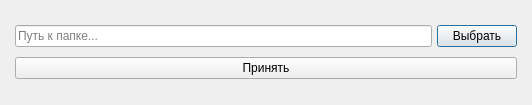
Before: the Qt Designer form GUI/designer/LibraryChooseDialog.ui in WhiteFox123c/Viewer, drawn with Qt 5.
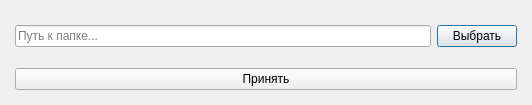
After: the same form once the commit is applied.

Diff of the .ui file:
```diff
--- a/GUI/designer/LibraryChooseDialog.ui
+++ b/GUI/designer/LibraryChooseDialog.ui
@@ -13,18 +13,6 @@
     <height>105</height>
    </rect>
   </property>
-  <property name="sizePolicy">
-   <sizepolicy hsizetype="Preferred" vsizetype="Preferred">
-    <horstretch>0</horstretch>
-    <verstretch>0</verstretch>
-   </sizepolicy>
-  </property>
-  <property name="minimumSize">
-   <size>
-    <width>0</width>
-    <height>0</height>
-   </size>
-  </property>
   <property name="windowTitle">
    <string>Выберите галерею</string>
   </property>
@@ -48,13 +36,11 @@
     <number>0</number>
    </property>
    <item>
-    <layout class="QVBoxLayout" name="windowLayout" stretch="0,0">
+    <widget class="QWidget" name="ContainerWidget" native="true">
+     <layout class="QVBoxLayout" name="ContainerWidgetLayout">
      <property name="spacing">
       <number>10</number>
      </property>
-     <property name="sizeConstraint">
-      <enum>QLayout::SetDefaultConstraint</enum>
-     </property>
      <property name="leftMargin">
       <number>15</number>
      </property>
@@ -68,12 +54,22 @@
       <number>15</number>
      </property>
      <item>
-      <layout class="QHBoxLayout" name="horizontalLayout">
-       <property name="spacing">
-        <number>5</number>
-       </property>
+       <widget class="QWidget" name="SelectControlsWidget" native="true">
+        <layout class="QHBoxLayout" name="SelectControlsWidgetLayout">
+         <property name="leftMargin">
+          <number>0</number>
+         </property>
+         <property name="topMargin">
+          <number>0</number>
+         </property>
+         <property name="rightMargin">
+          <number>0</number>
+         </property>
+         <property name="bottomMargin">
+          <number>0</number>
+         </property>
        <item>
-        <widget class="QLineEdit" name="selectedPath">
+          <widget class="QLineEdit" name="SelectedPathLineEdit">
          <property name="placeholderText">
           <string>Путь к папке...</string>
          </property>
@@ -87,15 +83,17 @@
         </widget>
        </item>
       </layout>
+       </widget>
      </item>
      <item>
-      <widget class="QPushButton" name="applyButton">
+       <widget class="QPushButton" name="ApplyButton">
        <property name="text">
         <string>Принять</string>
        </property>
       </widget>
      </item>
     </layout>
+    </widget>
    </item>
   </layout>
  </widget>
```
Left out of the diff: 4 changed lines with no effect on the pictures. Lines whose indentation alone changed are shown as unchanged.
